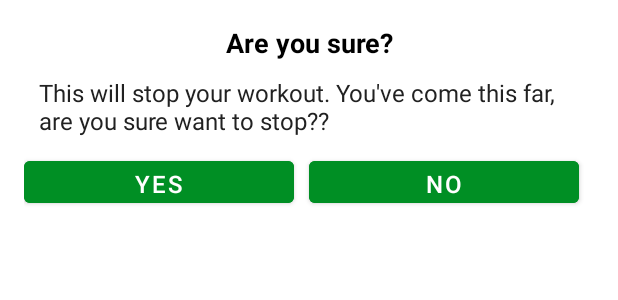
After one commit to chrisabbod/7-minute-workout, an Android app: the layout dialog_custom_back_confirmation.xml on its own in the app's theme, with its tools: preview values and no code run, on a phone screen of 412 x 824 dp. The commit adds this screen. Shown: the top 300 px of the screen. Run offline under Robolectric (Android 15) with nearby library versions, the phone set to English and light mode, and no system bars.

Commit message:
Create custom back dialog for back pressed and nav button back pressed

```diff
--- a/app/src/main/java/com/chrisabbod/a7minuteworkout/ExerciseActivity.kt
+++ b/app/src/main/java/com/chrisabbod/a7minuteworkout/ExerciseActivity.kt
@@ -1,5 +1,6 @@
 package com.chrisabbod.a7minuteworkout
 
+import android.app.Dialog
 import android.content.Intent
 import android.media.MediaPlayer
 import android.net.Uri
@@ -11,6 +12,7 @@
 import android.view.View
 import androidx.recyclerview.widget.LinearLayoutManager
 import com.chrisabbod.a7minuteworkout.databinding.ActivityExerciseBinding
+import com.chrisabbod.a7minuteworkout.databinding.DialogCustomBackConfirmationBinding
 import java.util.Locale
 
 class ExerciseActivity : AppCompatActivity(), TextToSpeech.OnInitListener {
@@ -44,7 +46,7 @@
             supportActionBar?.setDisplayHomeAsUpEnabled(true)
         }
         binding?.toolbarExercise?.setNavigationOnClickListener {
-            onBackPressed()
+            customDialogForBackButton()
         }
 
         exerciseList = Constants.defaultExerciseList()
@@ -53,6 +55,25 @@
 
         setUpRestView()
         setupExerciseStatusRecyclerView()
+    }
+
+    override fun onBackPressed() {
+        customDialogForBackButton()
+    }
+
+    private fun customDialogForBackButton() {
+        val customDialog = Dialog(this)
+        val dialogBinding = DialogCustomBackConfirmationBinding.inflate(layoutInflater)
+        customDialog.setContentView(dialogBinding.root)
+        customDialog.setCanceledOnTouchOutside(false)
+        dialogBinding.btnYes.setOnClickListener {
+            this@ExerciseActivity.finish()
+        }
+        dialogBinding.btnNo.setOnClickListener {
+            customDialog.dismiss()
+        }
+
+        customDialog.show()
     }
 
     private fun setupExerciseStatusRecyclerView() {
--- /dev/null
+++ b/app/src/main/res/layout/dialog_custom_back_confirmation.xml
@@ -0,0 +1,60 @@
+<?xml version="1.0" encoding="utf-8"?>
+<LinearLayout xmlns:android="http://schemas.android.com/apk/res/android"
+    android:layout_width="match_parent"
+    android:layout_height="wrap_content"
+    android:gravity="center"
+    android:orientation="vertical"
+    android:padding="16dp">
+
+    <TextView
+        android:layout_width="match_parent"
+        android:layout_height="wrap_content"
+        android:gravity="center"
+        android:text="Are you sure?"
+        android:textColor="@color/black"
+        android:textSize="18sp"
+        android:textStyle="bold" />
+
+    <TextView
+        android:layout_width="match_parent"
+        android:layout_height="wrap_content"
+        android:layout_marginStart="10dp"
+        android:layout_marginTop="10dp"
+        android:layout_marginEnd="10dp"
+        android:text="This will stop your workout. You\'ve come this far, are you sure want to stop??"
+        android:textColor="#212121"
+        android:textSize="16sp" />
+
+    <LinearLayout
+        android:layout_width="match_parent"
+        android:layout_height="wrap_content"
+        android:layout_marginTop="10dp"
+        android:orientation="horizontal">
+
+        <Button
+            android:id="@+id/btn_yes"
+            android:layout_width="0dp"
+            android:layout_height="40dp"
+            android:layout_marginEnd="10dp"
+            android:layout_weight="1"
+            android:backgroundTint="@color/colorAccent"
+            android:gravity="center"
+            android:text="YES"
+            android:textColor="#FFFFFF"
+            android:textSize="16sp" />
+
+        <Button
+            android:id="@+id/btn_no"
+            android:layout_width="0dp"
+            android:layout_height="40dp"
+            android:layout_marginEnd="10dp"
+            android:layout_weight="1"
+            android:backgroundTint="@color/colorAccent"
+            android:gravity="center"
+            android:text="NO"
+            android:textColor="#FFFFFF"
+            android:textSize="16sp" />
+
+    </LinearLayout>
+
+</LinearLayout>
```
